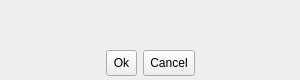
Qt form share/skins/default/confirm.ui (itds-consulting/yate) before a commit.
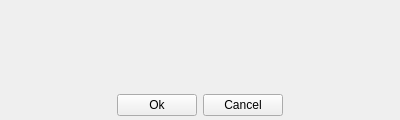
The same form after that commit. Icons and pictures are not drawn.

The edit to the form file:
```diff
--- a/share/skins/default/confirm.ui
+++ b/share/skins/default/confirm.ui
@@ -8,8 +8,8 @@
    <rect>
     <x>0</x>
     <y>0</y>
-    <width>300</width>
-    <height>80</height>
+    <width>400</width>
+    <height>120</height>
    </rect>
   </property>
   <property name="sizePolicy" >
@@ -20,92 +20,86 @@
   </property>
   <property name="minimumSize" >
    <size>
-    <width>4</width>
-    <height>80</height>
+    <width>400</width>
+    <height>120</height>
    </size>
   </property>
   <property name="maximumSize" >
    <size>
-    <width>300</width>
-    <height>80</height>
+    <width>400</width>
+    <height>120</height>
    </size>
   </property>
   <property name="windowTitle" >
    <string>Confirm</string>
   </property>
   <layout class="QVBoxLayout" >
-   <property name="spacing" >
-    <number>0</number>
-   </property>
    <property name="leftMargin" >
-    <number>0</number>
+    <number>4</number>
    </property>
    <property name="topMargin" >
-    <number>0</number>
+    <number>4</number>
    </property>
    <property name="rightMargin" >
-    <number>0</number>
+    <number>4</number>
    </property>
    <property name="bottomMargin" >
-    <number>0</number>
+    <number>4</number>
    </property>
    <item>
-    <widget class="QFrame" name="frame" >
+    <layout class="QHBoxLayout" >
+     <item>
+      <layout class="QVBoxLayout" >
+       <item>
+        <widget class="QLabel" name="image" >
+         <property name="sizePolicy" >
+          <sizepolicy vsizetype="Fixed" hsizetype="Fixed" >
+           <horstretch>0</horstretch>
+           <verstretch>0</verstretch>
+          </sizepolicy>
+         </property>
+         <property name="pixmap" >
+          <pixmap>ask_32.png</pixmap>
+         </property>
+         <property name="alignment" >
+          <set>Qt::AlignCenter</set>
+         </property>
+        </widget>
+       </item>
+       <item>
+        <spacer>
+         <property name="orientation" >
+          <enum>Qt::Vertical</enum>
+         </property>
+         <property name="sizeHint" >
+          <size>
+           <width>0</width>
+           <height>40</height>
+          </size>
+         </property>
+        </spacer>
+       </item>
+      </layout>
+     </item>
+     <item>
+      <widget class="QTextEdit" name="text" >
+       <property name="styleSheet" >
+        <string>QTextEdit {&#xd;
+background:transparent;&#xd;
+}</string>
+       </property>
      <property name="frameShape" >
       <enum>QFrame::NoFrame</enum>
      </property>
-     <property name="frameShadow" >
-      <enum>QFrame::Raised</enum>
-     </property>
-     <layout class="QVBoxLayout" >
-      <property name="spacing" >
-       <number>8</number>
-      </property>
-      <property name="leftMargin" >
-       <number>4</number>
-      </property>
-      <property name="topMargin" >
-       <number>4</number>
-      </property>
-      <property name="rightMargin" >
-       <number>4</number>
-      </property>
-      <property name="bottomMargin" >
-       <number>4</number>
-      </property>
-      <item>
-       <widget class="QLabel" name="text" >
-        <property name="sizePolicy" >
-         <sizepolicy vsizetype="Expanding" hsizetype="Expanding" >
-          <horstretch>0</horstretch>
-          <verstretch>0</verstretch>
-         </sizepolicy>
-        </property>
-        <property name="alignment" >
-         <set>Qt::AlignLeading|Qt::AlignLeft|Qt::AlignTop</set>
-        </property>
-        <property name="wordWrap" >
+       <property name="readOnly" >
          <bool>true</bool>
         </property>
        </widget>
       </item>
+    </layout>
+   </item>
       <item>
        <layout class="QHBoxLayout" >
-        <property name="spacing" >
-         <number>6</number>
-        </property>
-        <property name="leftMargin" >
-         <number>0</number>
-        </property>
-        <property name="topMargin" >
-         <number>0</number>
-        </property>
-        <property name="rightMargin" >
-         <number>0</number>
-        </property>
-        <property name="bottomMargin" >
-         <number>0</number>
-        </property>
         <item>
          <spacer>
           <property name="orientation" >
@@ -120,44 +114,23 @@
          </spacer>
         </item>
         <item>
-         <widget class="QToolButton" name="ok" >
-          <property name="minimumSize" >
-           <size>
-            <width>0</width>
-            <height>26</height>
-           </size>
-          </property>
-          <property name="maximumSize" >
-           <size>
-            <width>16777215</width>
-            <height>26</height>
-           </size>
-          </property>
+      <widget class="QPushButton" name="ok" >
           <property name="text" >
            <string>Ok</string>
           </property>
           <property name="icon" >
            <iconset>ok.png</iconset>
           </property>
-          <property name="toolButtonStyle" >
-           <enum>Qt::ToolButtonTextBesideIcon</enum>
+       <property name="iconSize" >
+        <size>
+         <width>16</width>
+         <height>16</height>
+        </size>
           </property>
          </widget>
         </item>
         <item>
-         <widget class="QToolButton" name="button_hide" >
-          <property name="minimumSize" >
-           <size>
-            <width>0</width>
-            <height>26</height>
-           </size>
-          </property>
-          <property name="maximumSize" >
-           <size>
-            <width>16777215</width>
-            <height>26</height>
-           </size>
-          </property>
+      <widget class="QPushButton" name="button_hide" >
           <property name="text" >
            <string>Cancel</string>
           </property>
@@ -166,13 +139,10 @@
           </property>
           <property name="iconSize" >
            <size>
-            <width>20</width>
-            <height>20</height>
-           </size>
-          </property>
-          <property name="toolButtonStyle" >
-           <enum>Qt::ToolButtonTextBesideIcon</enum>
-          </property>
+         <width>16</width>
+         <height>16</height>
+        </size>
+       </property>
          </widget>
         </item>
         <item>
@@ -189,9 +159,6 @@
          </spacer>
         </item>
        </layout>
-      </item>
-     </layout>
-    </widget>
    </item>
   </layout>
  </widget>
```
Left out of the diff: 7 changed lines with no effect on the pictures. Lines whose indentation alone changed are shown as unchanged.
